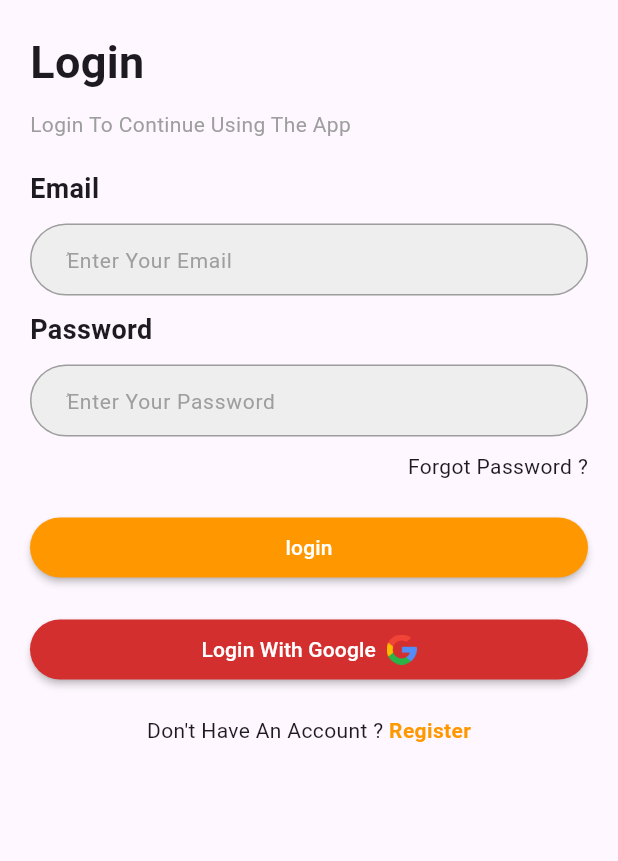
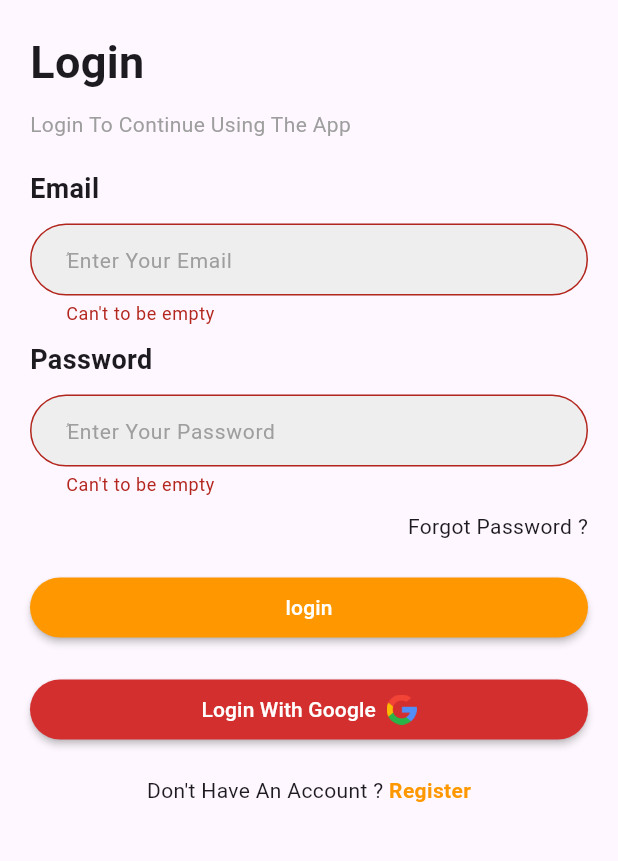
Before and after one commit to Abdulkrim/mastering-firebase, a Flutter app: the screen it shows after launch, after a tap on "login", on a phone screen of 412 x 824 dp, the part 225-1086 px from its top. Run offline on Flutter 3.47's test engine with Material 3 defaults, Android fonts, the phone set to English and light mode, and no system bars; our stand-ins replace awesome_dialog, firebase_auth, firebase_core; accounts and stored records are empty.

Commit message:
firebase auth via email and password

```diff
--- a/lib/auth/login.dart
+++ b/lib/auth/login.dart
@@ -1,9 +1,9 @@
 import 'package:flutter/material.dart';
 import '../components/custombuttonauth.dart';
+import 'package:firebase_auth/firebase_auth.dart';
+import '../components/custome_auesome_dialog.dart';
 import 'package:fluttercourse/components/textformfield.dart';
 import 'package:fluttercourse/components/customlogoauth.dart';
-
-
 
 class Login extends StatefulWidget {
   const Login({super.key});
@@ -15,6 +15,7 @@ class Login extends StatefulWidget {
 class _LoginState extends State<Login> {
   TextEditingController email = TextEditingController();
   TextEditingController password = TextEditingController();
+  GlobalKey<FormState> formKey = GlobalKey<FormState>();
 
   @override
   Widget build(BuildContext context) {
@@ -22,14 +23,17 @@ class _LoginState extends State<Login> {
       body: Container(
         padding: const EdgeInsets.all(20),
         child: ListView(children: [
-          Column(
+          Form(
+            key: formKey,
+            child: Column(
               crossAxisAlignment: CrossAxisAlignment.start,
               children: [
                 Container(height: 50),
                 const CustomLogoAuth(),
                 Container(height: 20),
                 const Text("Login",
-                  style: TextStyle(fontSize: 30, fontWeight: FontWeight.bold)),
+                    style:
+                        TextStyle(fontSize: 30, fontWeight: FontWeight.bold)),
                 Container(height: 10),
                 const Text("Login To Continue Using The App",
                     style: TextStyle(color: Colors.grey)),
@@ -40,7 +44,15 @@ class _LoginState extends State<Login> {
                 ),
                 Container(height: 10),
                 CustomTextForm(
-                  hinttext: "ُEnter Your Email", mycontroller: email),
+                  hinttext: "ُEnter Your Email",
+                  mycontroller: email,
+                  validator: (val) {
+                    if (val == "") {
+                      return "Can't to be empty";
+                    }
+                    return null;
+                  },
+                ),
                 Container(height: 10),
                 const Text(
                   "Password",
@@ -48,7 +60,15 @@ class _LoginState extends State<Login> {
                 ),
                 Container(height: 10),
                 CustomTextForm(
-                  hinttext: "ُEnter Your Password", mycontroller: email),
+                  hinttext: "ُEnter Your Password",
+                  mycontroller: password,
+                  validator: (val) {
+                    if (val == "") {
+                      return "Can't to be empty";
+                    }
+                    return null;
+                  },
+                ),
                 Container(
                   margin: const EdgeInsets.only(top: 10, bottom: 20),
                   alignment: Alignment.topRight,
@@ -61,7 +81,37 @@ class _LoginState extends State<Login> {
                 ),
               ],
             ),
-          CustomButtonAuth(title: "login", onPressed: () {}),
+          ),
+          CustomButtonAuth(
+              title: "login",
+              onPressed: () async {
+                if (formKey.currentState!.validate()) {
+                  try {
+                    final credential = await FirebaseAuth.instance
+                        .signInWithEmailAndPassword(
+                            email: email.text, password: password.text);
+                    Navigator.of(context).pushReplacementNamed("homepage");
+                  } on FirebaseAuthException catch (e) {
+                    if (e.code == 'user-not-found') {
+                      print('No user found for that email.');
+                      customeAuesomeDialog(context,
+                          title: "Error",
+                          description: "No user found for that email.");
+                    } else if (e.code == 'wrong-password') {
+                      print('Wrong password provided for that user.');
+                      customeAuesomeDialog(context,
+                          title: "Error",
+                          description:
+                              "Wrong password provided for that user.");
+                    } else {
+                      print(e.code);
+                      customeAuesomeDialog(context,
+                          title: "Error",
+                          description: "invalid credential");
+                    }
+                  }
+                }
+              }),
           Container(height: 20),
 
           MaterialButton(
@@ -85,7 +135,7 @@ class _LoginState extends State<Login> {
           // Text("Don't Have An Account ? Resister" , textAlign: TextAlign.center,)
           InkWell(
             onTap: () {
-              Navigator.of(context).pushReplacementNamed("signup") ;
+              Navigator.of(context).pushReplacementNamed("signup");
             },
             child: const Center(
               child: Text.rich(TextSpan(children: [
--- a/lib/components/textformfield.dart
+++ b/lib/components/textformfield.dart
@@ -1,29 +1,31 @@
+import 'package:flutter/material.dart';
 
-import 'package:flutter/material.dart';
 
 class CustomTextForm extends StatelessWidget {
   final String hinttext ;
+  final String? Function(String?)? validator;
   final TextEditingController mycontroller ;
 
-  const CustomTextForm({super.key, required this.hinttext, required this.mycontroller});
+  const CustomTextForm({super.key, required this.hinttext, required this.mycontroller, required this.validator});
 
   @override
   Widget build(BuildContext context) {
     return TextFormField(
+      validator: validator,
       controller: mycontroller ,
       decoration: InputDecoration(
           hintText: hinttext,
-          hintStyle: TextStyle(fontSize: 14, color: Colors.grey),
-          contentPadding: EdgeInsets.symmetric(vertical: 2, horizontal: 20),
+          hintStyle: const TextStyle(fontSize: 14, color: Colors.grey),
+          contentPadding: const EdgeInsets.symmetric(vertical: 2, horizontal: 20),
           filled: true,
           fillColor: Colors.grey[200],
           border: OutlineInputBorder(
               borderRadius: BorderRadius.circular(50),
               borderSide:
-              BorderSide(color: const Color.fromARGB(255, 184, 184, 184))),
+              const BorderSide(color: Color.fromARGB(255, 184, 184, 184))),
           enabledBorder: OutlineInputBorder(
               borderRadius: BorderRadius.circular(50),
-              borderSide: BorderSide(color: Colors.grey))),
+              borderSide: const BorderSide(color: Colors.grey))),
     );
   }
 }
```
Also changed, not shown: lib/auth/signup.dart (+44 -10 lines), lib/components/custome_auesome_dialog.dart (added, +14 -0 lines), pubspec.yaml (+10 -18 lines), pubspec.lock, 5 other files. Lines whose indentation alone changed are shown as unchanged.
